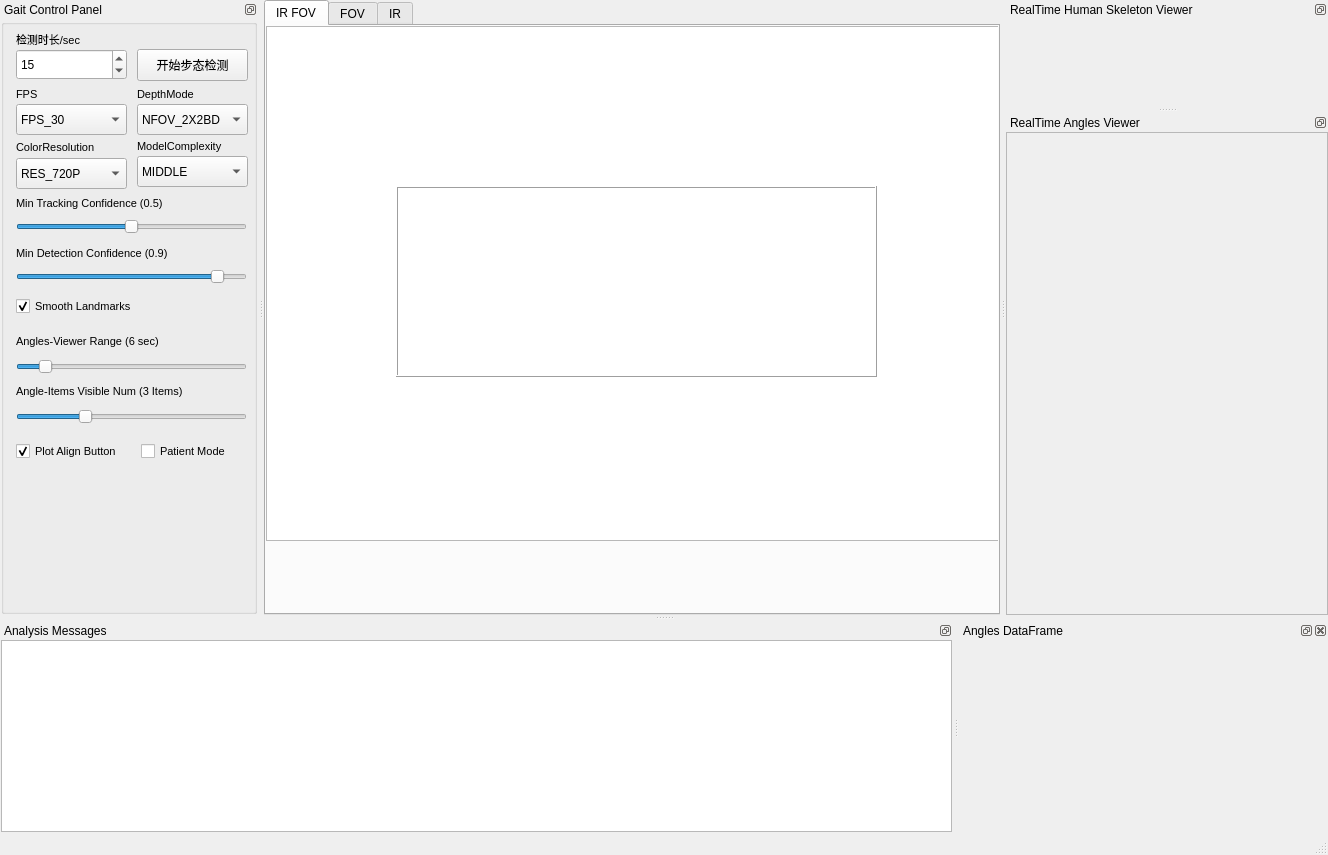
Before: the Qt Designer form MainWindow.ui in spianmo/GaitStudio, drawn with Qt 5.
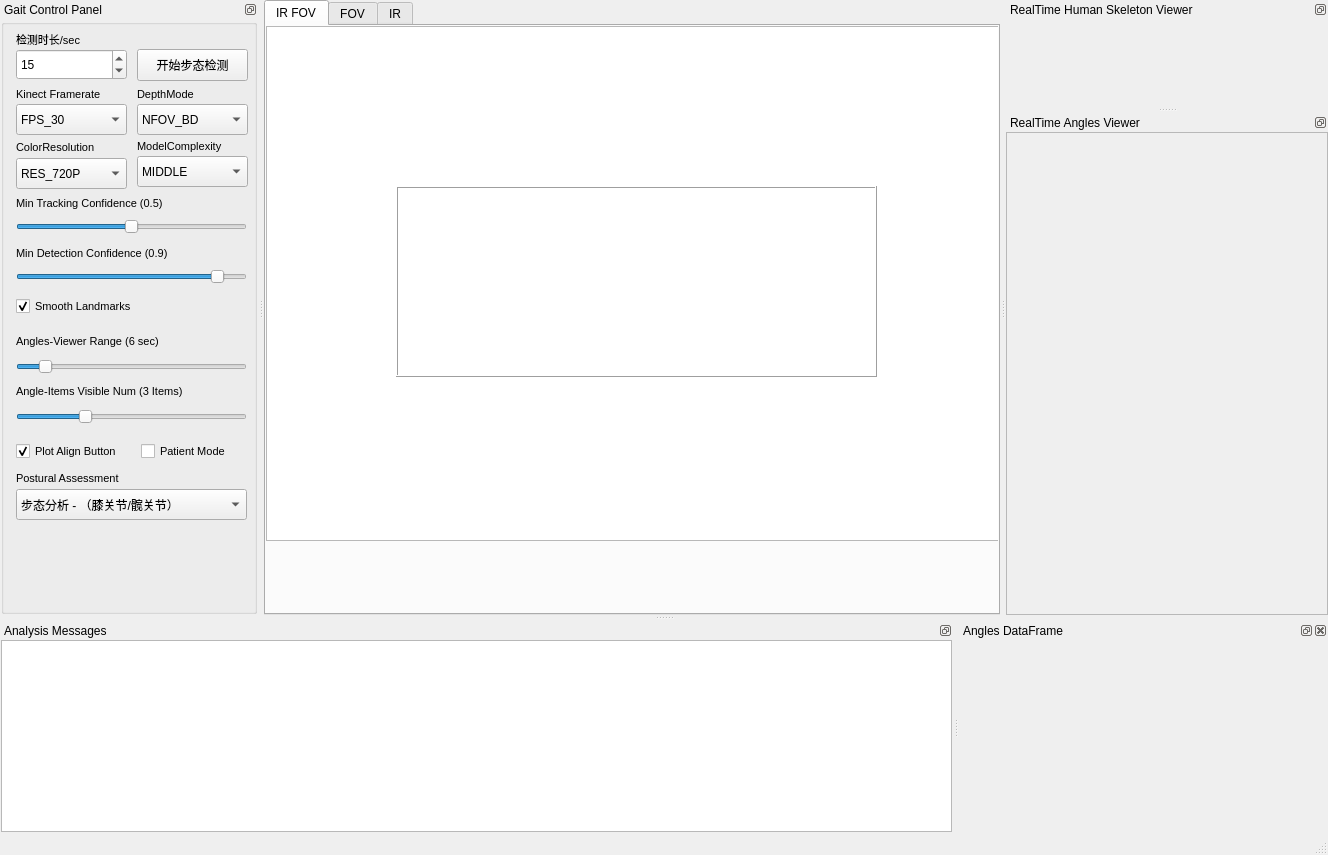
After: the same form once the commit is applied. Custom widgets are drawn as their Qt base class.

Commit message: feat: 各部位姿势评估布局

```diff
--- a/MainWindow.ui
+++ b/MainWindow.ui
@@ -311,7 +311,7 @@
          <rect>
           <x>15</x>
           <y>67</y>
-          <width>81</width>
+          <width>111</width>
           <height>16</height>
          </rect>
         </property>
@@ -322,7 +322,7 @@
          </font>
         </property>
         <property name="text">
-         <string>FPS</string>
+         <string>Kinect Framerate</string>
         </property>
        </widget>
        <widget class="QLabel" name="label_3">
@@ -355,7 +355,7 @@
         </property>
         <item>
          <property name="text">
-          <string>NFOV_2X2BD</string>
+          <string>NFOV_BD</string>
          </property>
         </item>
         <item>
@@ -743,6 +743,51 @@
          <bool>false</bool>
         </property>
        </widget>
+       <widget class="QLabel" name="label_6">
+        <property name="geometry">
+         <rect>
+          <x>15</x>
+          <y>451</y>
+          <width>201</width>
+          <height>16</height>
+         </rect>
+        </property>
+        <property name="font">
+         <font>
+          <family>Arial</family>
+          <pointsize>8</pointsize>
+         </font>
+        </property>
+        <property name="text">
+         <string>Postural Assessment</string>
+        </property>
+       </widget>
+       <widget class="QComboBox" name="cbPosturalAssessment">
+        <property name="enabled">
+         <bool>true</bool>
+        </property>
+        <property name="geometry">
+         <rect>
+          <x>15</x>
+          <y>470</y>
+          <width>231</width>
+          <height>31</height>
+         </rect>
+        </property>
+        <property name="currentIndex">
+         <number>0</number>
+        </property>
+        <item>
+         <property name="text">
+          <string>步态分析 - （膝关节/髋关节）</string>
+         </property>
+        </item>
+        <item>
+         <property name="text">
+          <string>下蹲检测 - （膝关节/踝关节）</string>
+         </property>
+        </item>
+       </widget>
       </widget>
      </item>
     </layout>
```
Left out of the diff: 6 changed lines with no effect on the pictures. The commit also changes 1 other file.
